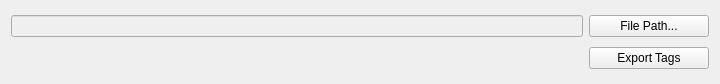
Qt form PyQt5_DesignFile_ExportTarget.ui (malsomt/TDS_PyLogixTagInterpreter) before a commit.
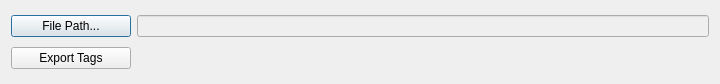
The same form after that commit.

```diff
--- a/PyQt5_DesignFile_ExportTarget.ui
+++ b/PyQt5_DesignFile_ExportTarget.ui
@@ -1,7 +1,7 @@
 <?xml version="1.0" encoding="UTF-8"?>
 <ui version="4.0">
- <class>ExportForm</class>
- <widget class="QWidget" name="ExportForm">
+ <class>Export_Target</class>
+ <widget class="QDialog" name="Export_Target">
   <property name="geometry">
    <rect>
     <x>0</x>
@@ -32,7 +32,7 @@
    <string>Form</string>
   </property>
   <layout class="QGridLayout" name="gridLayout">
-   <item row="0" column="0" colspan="2">
+   <item row="0" column="1">
     <widget class="QLineEdit" name="status_filePath">
      <property name="enabled">
       <bool>false</bool>
@@ -45,17 +45,10 @@
      </property>
     </widget>
    </item>
-   <item row="2" column="2">
-    <widget class="QPushButton" name="pbn_Export">
-     <property name="text">
-      <string>Export Tags</string>
-     </property>
-    </widget>
-   </item>
-   <item row="0" column="2">
+   <item row="0" column="0">
     <widget class="QPushButton" name="pbn_FileExplorer">
      <property name="sizePolicy">
-      <sizepolicy hsizetype="Minimum" vsizetype="Fixed">
+      <sizepolicy hsizetype="Preferred" vsizetype="Fixed">
        <horstretch>0</horstretch>
        <verstretch>0</verstretch>
       </sizepolicy>
@@ -71,6 +64,19 @@
      </property>
     </widget>
    </item>
+   <item row="1" column="0">
+    <widget class="QPushButton" name="pbn_Export">
+     <property name="sizePolicy">
+      <sizepolicy hsizetype="Preferred" vsizetype="Fixed">
+       <horstretch>0</horstretch>
+       <verstretch>0</verstretch>
+      </sizepolicy>
+     </property>
+     <property name="text">
+      <string>Export Tags</string>
+     </property>
+    </widget>
+   </item>
   </layout>
  </widget>
  <resources/>
```
Left out of the diff: 2 changed lines with no effect on the pictures.
